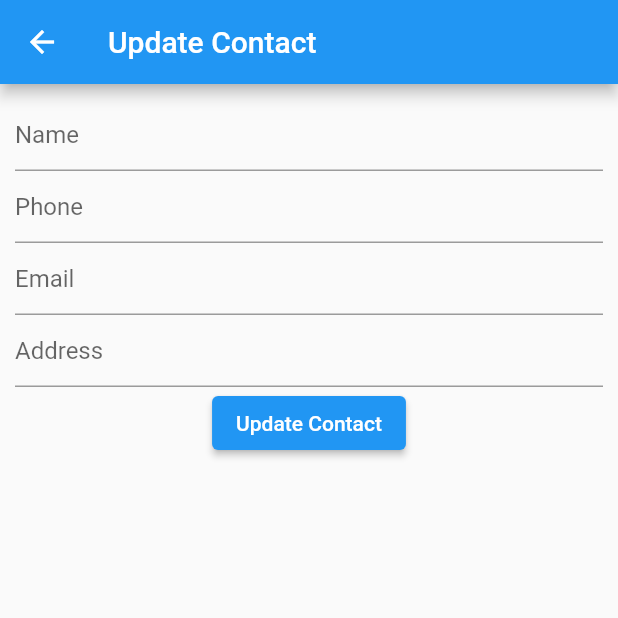
After one commit to abianfikri/flutter_Firebase, a Flutter app: the UpdateContact screen opened directly, after a tap on "Update Contact", on a phone screen of 412 x 824 dp, the top half of it. The commit adds this screen. Run offline on Flutter 3.47's test engine with Material 2 defaults, Android fonts, the phone set to English and light mode, and no system bars; our stand-ins replace cloud_firestore, firebase_core; accounts and stored records are empty.

Commit message:
update_contact view

```diff
--- a/lib/view/contact.dart
+++ b/lib/view/contact.dart
@@ -5,6 +5,7 @@ import 'package:flutter/src/widgets/framework.dart';
 import 'package:project_firebase/controller/contact_controller.dart';
 import 'package:project_firebase/model/contact_model.dart';
 import 'package:project_firebase/view/add_contact.dart';
+import 'package:project_firebase/view/update_contact.dart';
 
 class Contact extends StatefulWidget {
   const Contact({super.key});
@@ -51,7 +52,22 @@ class _ContactState extends State<Contact> {
                       return Padding(
                         padding: const EdgeInsets.all(8.0),
                         child: InkWell(
-                          onLongPress: () {},
+                          onLongPress: () {
+                            Navigator.push(
+                                context,
+                                MaterialPageRoute(
+                                    builder: (context) => UpdateContact(
+                                          beforenama:
+                                              data[index]['name'].toString(),
+                                          beforephone:
+                                              data[index]['phone'].toString(),
+                                          beforeemail:
+                                              data[index]['email'].toString(),
+                                          beforeaddress:
+                                              data[index]['address'].toString(),
+                                          id: data[index]['id'].toString(),
+                                        )));
+                          },
                           child: Card(
                             elevation: 10,
                             child: ListTile(
--- /dev/null
+++ b/lib/view/update_contact.dart
@@ -0,0 +1,101 @@
+import 'package:flutter/material.dart';
+import 'package:flutter/src/widgets/container.dart';
+import 'package:flutter/src/widgets/framework.dart';
+import 'package:project_firebase/controller/contact_controller.dart';
+import 'package:project_firebase/model/contact_model.dart';
+import 'package:project_firebase/view/contact.dart';
+
+class UpdateContact extends StatefulWidget {
+  const UpdateContact(
+      {super.key,
+      this.id,
+      this.beforenama,
+      this.beforephone,
+      this.beforeemail,
+      this.beforeaddress});
+
+  final String? id;
+  final String? beforenama;
+  final String? beforephone;
+  final String? beforeemail;
+  final String? beforeaddress;
+
+  @override
+  State<UpdateContact> createState() => _UpdateContactState();
+}
+
+class _UpdateContactState extends State<UpdateContact> {
+  var contatcController = ContactController();
+  final formkey = GlobalKey<FormState>();
+
+  String? name;
+  String? phone;
+  String? email;
+  String? address;
+
+  @override
+  Widget build(BuildContext context) {
+    return Scaffold(
+      appBar: AppBar(
+        title: const Text('Update Contact'),
+      ),
+      body: Padding(
+        padding: EdgeInsets.all(10),
+        child: Form(
+            key: formkey,
+            child: Column(
+              children: [
+                TextFormField(
+                  decoration: InputDecoration(hintText: 'Name'),
+                  onChanged: (value) {
+                    name = value;
+                  },
+                  initialValue: widget.beforenama,
+                ),
+                TextFormField(
+                  decoration: InputDecoration(hintText: 'Phone'),
+                  onChanged: (value) {
+                    phone = value;
+                  },
+                  initialValue: widget.beforephone,
+                ),
+                TextFormField(
+                  decoration: InputDecoration(hintText: 'Email'),
+                  onChanged: (value) {
+                    email = value;
+                  },
+                  initialValue: widget.beforeemail,
+                ),
+                TextFormField(
+                  decoration: InputDecoration(hintText: 'Address'),
+                  onChanged: (value) {
+                    address = value;
+                  },
+                  initialValue: widget.beforeaddress,
+                ),
+                ElevatedButton(
+                  child: const Text('Update Contact'),
+                  onPressed: () {
+                    if (formkey.currentState!.validate()) {
+                      ContactModel cm = ContactModel(
+                          name: name!,
+                          phone: phone!,
+                          email: email!,
+                          address: address!);
+                      contatcController.addContact(cm);
+                      ScaffoldMessenger.of(context).showSnackBar(
+                          const SnackBar(content: Text('Contact Updated')));
+
+                      Navigator.push(
+                          context,
+                          MaterialPageRoute(
+                              builder: (context) => const Contact()));
+                    }
+                  },
+                )
+              ],
+            )),
+      ),
+    );
+  }
+}
```
